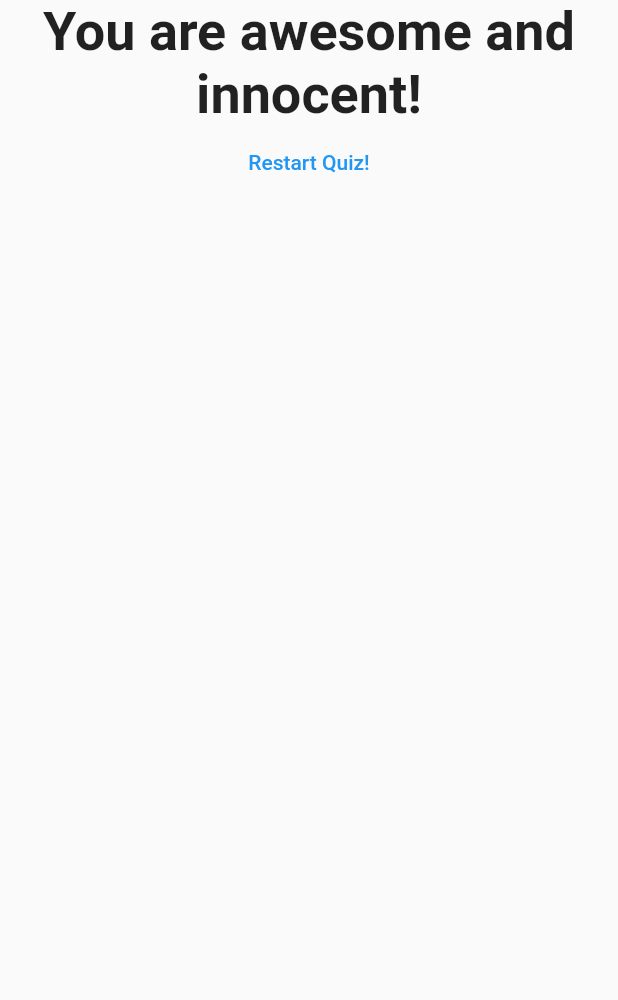
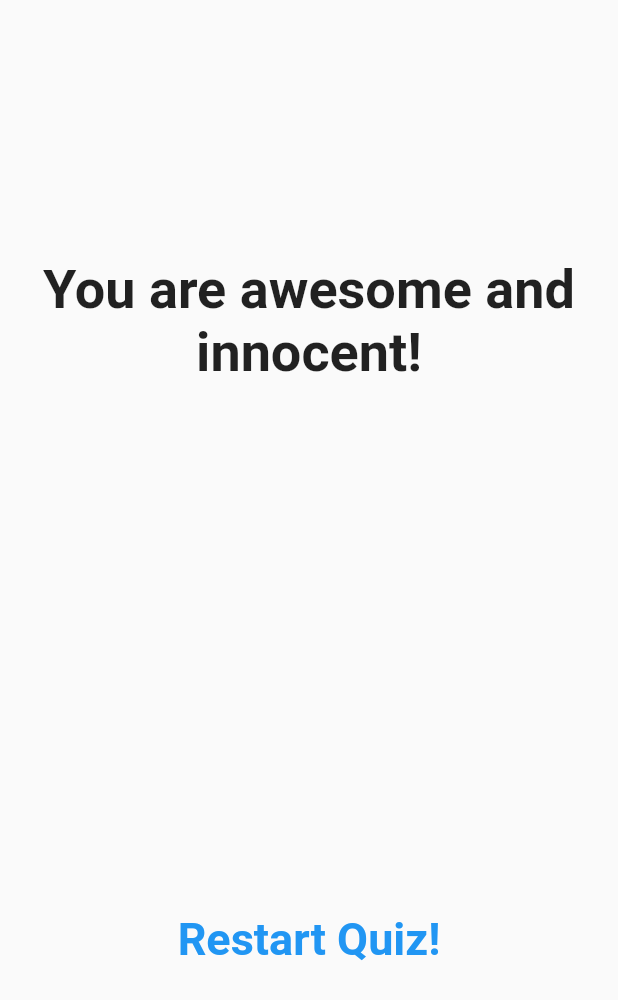
Before and after one commit to sonal765/Flutter-Demo-App, a Flutter app: the Result widget shown alone on an empty page, opened directly with empty values, on a phone screen of 412 x 824 dp. Shown: the top 1000 px of the screen. Run offline on Flutter 3.47's test engine with Material 2 defaults, Android fonts, the phone set to English and light mode, and no system bars.

Commit message:
last commit

```diff
--- a/lib/main.dart
+++ b/lib/main.dart
@@ -81,7 +81,7 @@ class _MyAppState extends State<MyApp> {
     return MaterialApp(
       home: Scaffold(
         appBar: AppBar(
-          title: Text('Personality Demo  App'),
+          title: Text('Personality Demo App'),
         ),
         body: _questionIndex < _questions.length
             ? Quiz(
@@ -90,6 +90,7 @@ class _MyAppState extends State<MyApp> {
                 questions: _questions,
               )
             : Result(_totalScore, _resetQuiz),
+        // result should be shown.
       ),
     );
   }
--- a/lib/result.dart
+++ b/lib/result.dart
@@ -24,6 +24,7 @@ class Result extends StatelessWidget {
   Widget build(BuildContext context) {
     return Center(
       child: Column(
+        mainAxisAlignment: MainAxisAlignment.spaceAround,
         children: <Widget>[
           Text(
             resultPhrase,
@@ -34,6 +35,7 @@ class Result extends StatelessWidget {
             onPressed: resetHandler,
             child: Text(
               'Restart Quiz!',
+              style: TextStyle(fontSize: 30, fontWeight: FontWeight.bold),
             ),
             style: ButtonStyle(
                 foregroundColor: MaterialStateProperty.all(Colors.blue)),
```
